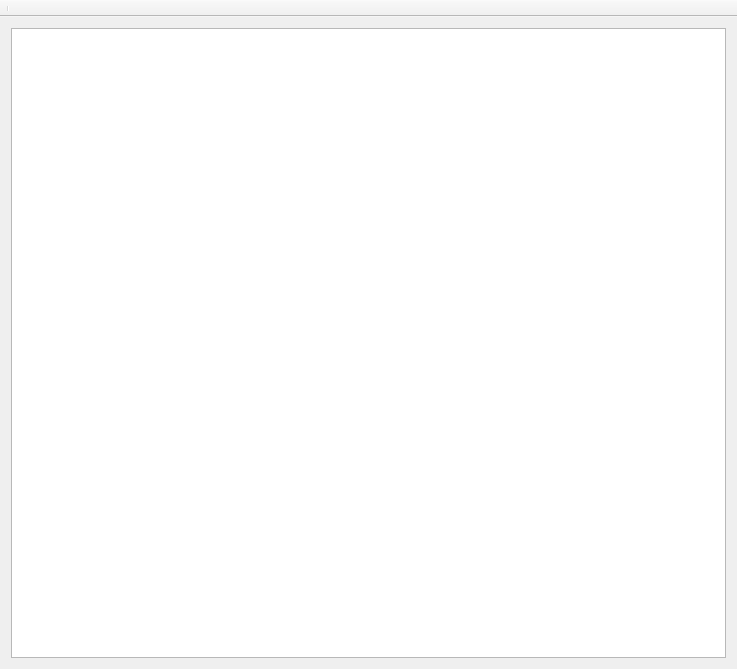
The window that Qt_GUI/mainwindow.ui (AbdulovHell/simply_math) describes before a commit, drawn with Qt 5.
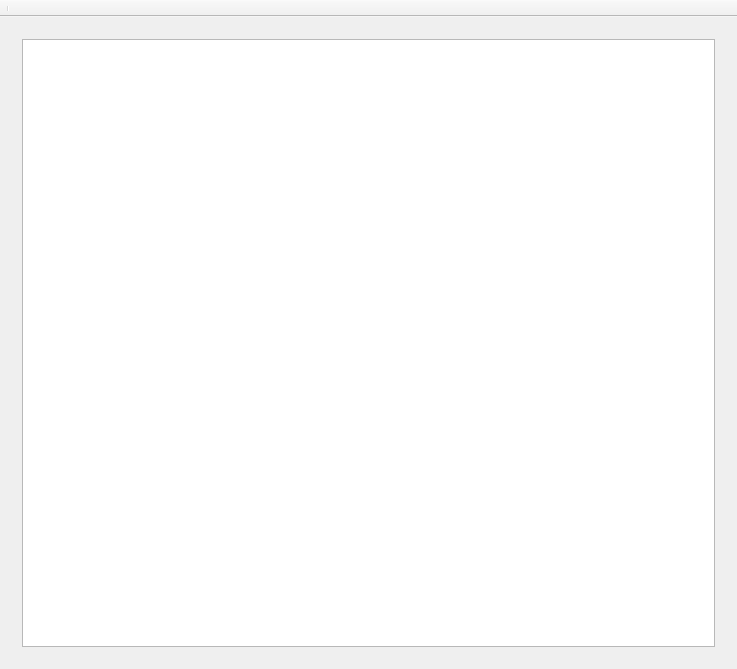
The same window after the commit.

Commit message: qt живи

The edit to the form file:
```diff
--- a/Qt_GUI/mainwindow.ui
+++ b/Qt_GUI/mainwindow.ui
@@ -26,12 +26,39 @@
      <verstretch>0</verstretch>
     </sizepolicy>
    </property>
-   <layout class="QHBoxLayout" name="horizontalLayout">
-    <item>
-     <widget class="QTextEdit" name="inputText">
-      <property name="lineWrapMode">
-       <enum>QTextEdit::NoWrap</enum>
+   <layout class="QGridLayout" name="gridLayout_2">
+    <item row="0" column="0">
+     <widget class="QStackedWidget" name="stackedWidget">
+      <property name="frameShape">
+       <enum>QFrame::NoFrame</enum>
       </property>
+      <property name="currentIndex">
+       <number>0</number>
+      </property>
+      <widget class="QWidget" name="page">
+       <layout class="QGridLayout" name="gridLayout">
+        <item row="0" column="0">
+         <widget class="QTextEdit" name="inputText">
+          <property name="font">
+           <font>
+            <family>Verdana</family>
+            <pointsize>14</pointsize>
+           </font>
+          </property>
+          <property name="lineWrapMode">
+           <enum>QTextEdit::NoWrap</enum>
+          </property>
+         </widget>
+        </item>
+       </layout>
+      </widget>
+      <widget class="QWidget" name="page_2">
+       <layout class="QGridLayout" name="gridLayout_3">
+        <item row="0" column="0">
+         <widget class="QGraphicsView" name="graphicsView"/>
+        </item>
+       </layout>
+      </widget>
      </widget>
     </item>
    </layout>
```
Left out of the diff: 6 changed lines with no effect on the pictures. The commit also changes 2 other files.
